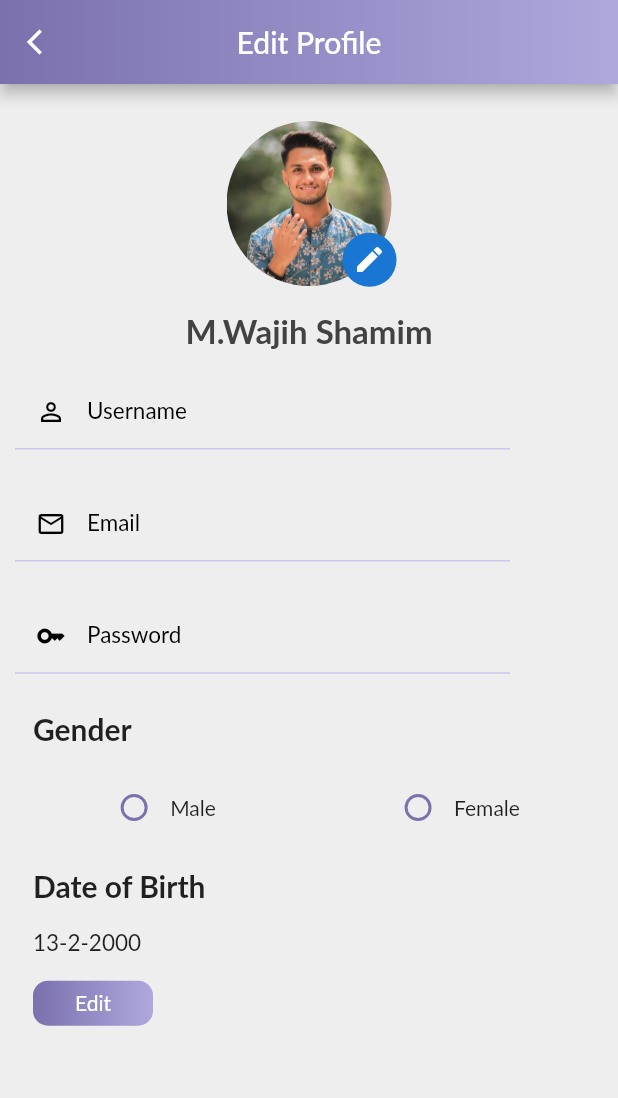
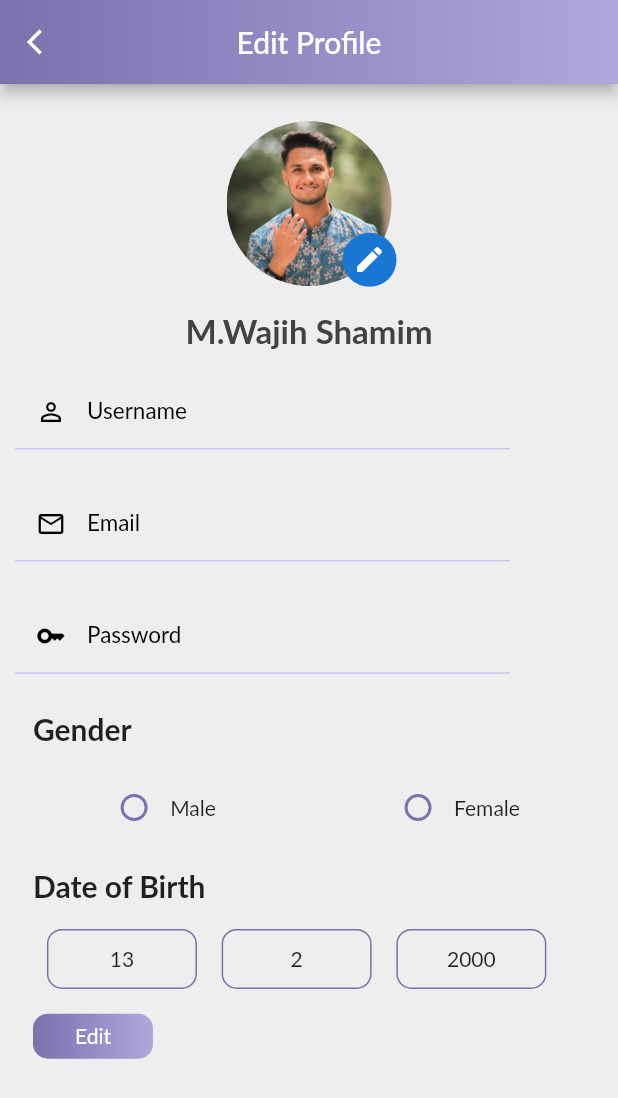
Before and after one commit to wajihshamim02/Booking-app-UI-design-Flutter, a Flutter app: the EditProfileScreen screen opened directly, on a phone screen of 412 x 824 dp. Shown: the top 1098 px of the screen. Run offline on Flutter 3.47's test engine with Material 2 defaults, Android fonts, the phone set to English and light mode, and no system bars; our stand-ins replace font_awesome_flutter; missing offline and left inert: flutter_floating_bottom_bar, scrollable_clean_calendar; Roboto replaces fonts that are missing (Lato).

Commit message:
edit_screen

```diff
--- /dev/null
+++ b/lib/Edit Profile Screen/components/DateContainer.dart
@@ -0,0 +1,36 @@
+import 'package:flutter/material.dart';
+
+class DateContainer extends StatefulWidget {
+
+ final String datevalue;
+  const DateContainer({Key? key, required this.datevalue}) : super(key: key);
+
+  @override
+  _DateContainerState createState() => _DateContainerState();
+}
+
+class _DateContainerState extends State<DateContainer> {
+  @override
+  Widget build(BuildContext context) {
+    Size size = MediaQuery.of(context).size;
+    return SingleChildScrollView(
+      child: Row(
+        mainAxisAlignment: MainAxisAlignment.center,
+        children: [
+          Container(
+            width: 100,
+            height: 40,
+            decoration: BoxDecoration(
+                borderRadius: BorderRadius.circular(10),
+                border: Border.all(color: Color(0xff7a71ad))),
+              child: Center(child: Text(widget.datevalue)),
+          ),
+
+          SizedBox(
+            width: size.width * 0.04,
+          ),
+        ],
+      ),
+    );
+  }
+}
--- a/lib/Edit Profile Screen/components/Datepicker1.dart
+++ /dev/null
@@ -1,20 +0,0 @@
-import 'package:flutter/material.dart';
-
-class Datepicker1 extends StatefulWidget {
-  const Datepicker1({ Key? key }) : super(key: key);
-
-  @override
-  _Datepicker1State createState() => _Datepicker1State();
-}
-
-class _Datepicker1State extends State<Datepicker1> {
-  @override
-  Widget build(BuildContext context) {
-    return Column(
-      children: [
-
-      ],
-
-    );
-  }
-}
--- a/lib/Edit Profile Screen/edit_profile_screen.dart
+++ b/lib/Edit Profile Screen/edit_profile_screen.dart
@@ -1,3 +1,4 @@
+import 'package:booking_app/Edit%20Profile%20Screen/components/DateContainer.dart';
 import 'package:booking_app/widgets/customTextfield.dart';
 import 'package:flutter/material.dart';
 
@@ -9,7 +10,7 @@ class EditProfileScreen extends StatefulWidget {
 }
 
 class _EditProfileScreenState extends State<EditProfileScreen> {
-  DateTime date1 = DateTime(2000,02,13);
+  DateTime date1 = DateTime(2000, 02, 13);
   int gender = 0;
   @override
   Widget build(BuildContext context) {
@@ -198,7 +199,16 @@ class _EditProfileScreenState extends State<EditProfileScreen> {
                         SizedBox(
                           height: size.height * 0.02,
                         ),
-                        Text("${date1.day}-${date1.month}-${date1.year}",style: TextStyle(fontSize: 15),),
+                        Row(
+                          mainAxisAlignment: MainAxisAlignment.center,
+                          children: [
+
+                          DateContainer(datevalue: '${date1.day}',),
+                          DateContainer(datevalue: '${date1.month}',),
+                          DateContainer(datevalue: '${date1.year}',),
+
+                          ],
+                        ),
                         SizedBox(
                           height: size.height * 0.02,
                         ),
@@ -213,20 +223,18 @@ class _EditProfileScreenState extends State<EditProfileScreen> {
                                   return Theme(
                                     data: Theme.of(context).copyWith(
                                       colorScheme: ColorScheme.light(
-                                        primary:
-                                            Color(0xff7a71ad),
+                                        primary: Color(0xff7a71ad),
                                       ),
-
                                     ),
                                     child: child!,
                                   );
                                 });
 
                             if (datepicked != null) {
-                            //  print("Date Picked ${datepicked.day}-${datepicked.month}-${datepicked.year}");
-                             setState(() {
-                               date1  = datepicked;
-                             });
+                              //  print("Date Picked ${datepicked.day}-${datepicked.month}-${datepicked.year}");
+                              setState(() {
+                                date1 = datepicked;
+                              });
                             }
                           },
                           child: Container(
```
